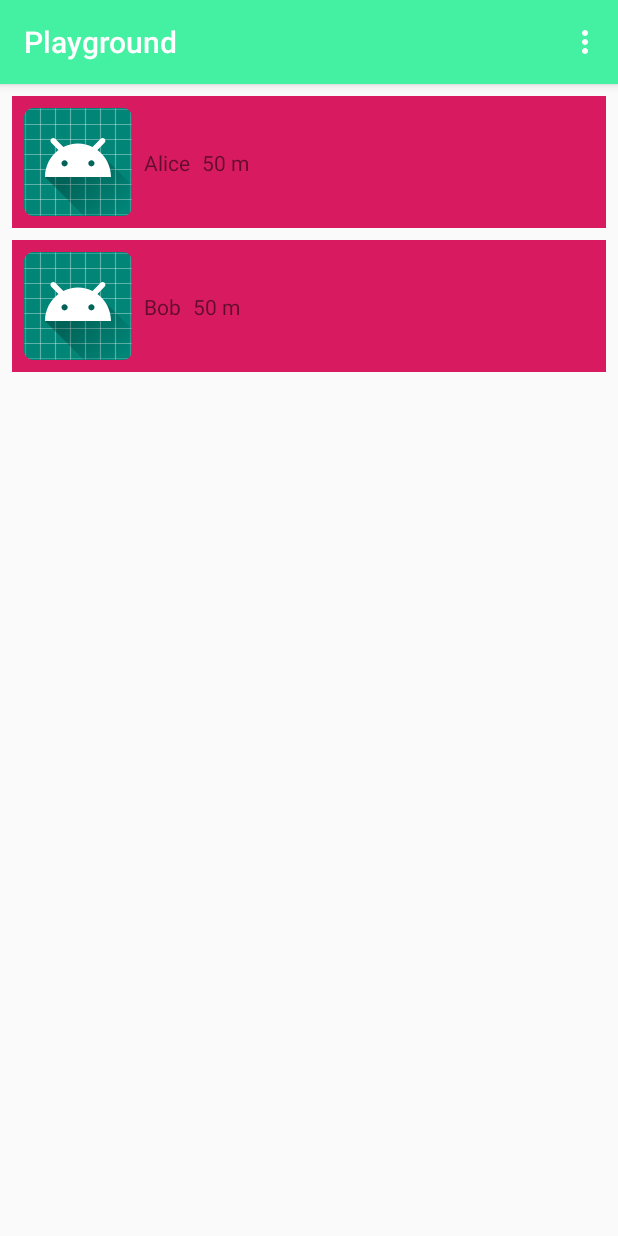
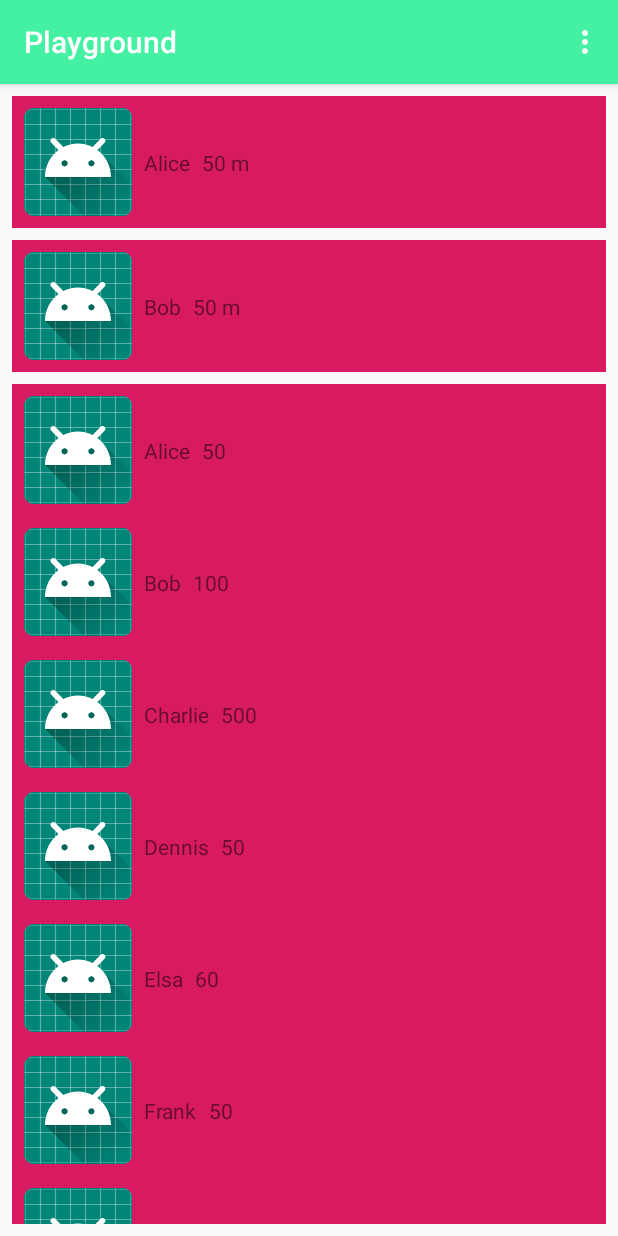
Before and after one commit to denkhan/Playground, an Android app: the screen it shows after launch (MainActivity), on a phone screen of 412 x 824 dp. Run offline under Robolectric (Android 15) with nearby library versions, the phone set to English and light mode, and no system bars.

Commit message:
Working on dynamic child list

```diff
--- a/app/build.gradle
+++ b/app/build.gradle
@@ -29,5 +29,6 @@ dependencies {
     testImplementation 'junit:junit:4.12'
     androidTestImplementation 'com.android.support.test:runner:1.0.2'
     androidTestImplementation 'com.android.support.test.espresso:espresso-core:3.0.2'
+    implementation 'com.android.support:recyclerview-v7:28.0.0'
 
 }
--- /dev/null
+++ b/app/src/main/java/com/example/playground/Adapter/ChildAdapter.java
@@ -0,0 +1,59 @@
+package com.example.playground.Adapter;
+
+import android.content.Context;
+import android.support.v7.widget.RecyclerView;
+import android.view.LayoutInflater;
+import android.view.View;
+import android.view.ViewGroup;
+import android.widget.TextView;
+
+import com.example.playground.Child;
+import com.example.playground.R;
+
+import java.util.List;
+
+public class ChildAdapter extends RecyclerView.Adapter<ChildAdapter.ViewHolder> {
+
+    private List<Child> mData;
+    private LayoutInflater mInflater;
+
+    // data is passed into the constructor
+    public ChildAdapter(Context context, List<Child> data) {
+        this.mInflater = LayoutInflater.from(context);
+        this.mData = data;
+    }
+
+    // inflates the row layout from xml when needed
+    @Override
+    public ViewHolder onCreateViewHolder(ViewGroup parent, int viewType) {
+        View view = mInflater.inflate(R.layout.child_item, parent, false);
+        return new ViewHolder(view);
+    }
+
+    // binds the data to the TextView in each row
+    @Override
+    public void onBindViewHolder(ViewHolder holder, int position) {
+        holder.child_distance.setText(Integer.toString(mData.get(position).getDist()));
+        holder.child_name.setText(mData.get(position).getname());
+
+    }
+
+    // total number of rows
+    @Override
+    public int getItemCount() {
+        return mData.size();
+    }
+
+
+    // stores and recycles views as they are scrolled off screen
+    public class ViewHolder extends RecyclerView.ViewHolder{
+        TextView child_name;
+        TextView child_distance;
+
+        ViewHolder(View itemView) {
+            super(itemView);
+            child_distance = itemView.findViewById(R.id.child_distance);
+            child_name = itemView.findViewById(R.id.child_name);
+        }
+    }
+}
--- /dev/null
+++ b/app/src/main/java/com/example/playground/Child.java
@@ -0,0 +1,14 @@
+package com.example.playground;
+
+public class Child {
+    private String name;
+    private int distance;
+    public Child(String name, int distance){
+        this.name = name;
+        this.distance = distance;
+    }
+
+    public String getname(){return name;}
+    public int getDist(){return distance;}
+
+}
--- a/app/src/main/java/com/example/playground/MainActivity.java
+++ b/app/src/main/java/com/example/playground/MainActivity.java
@@ -5,6 +5,8 @@ import android.os.Bundle;
 import android.support.design.widget.FloatingActionButton;
 import android.support.design.widget.Snackbar;
 import android.support.v7.app.AppCompatActivity;
+import android.support.v7.widget.LinearLayoutManager;
+import android.support.v7.widget.RecyclerView;
 import android.support.v7.widget.Toolbar;
 import android.view.View;
 import android.view.Menu;
@@ -12,7 +14,13 @@ import android.view.MenuItem;
 import android.view.ViewGroup;
 import android.widget.TextView;
 
+import com.example.playground.Adapter.ChildAdapter;
+
+import java.util.ArrayList;
+
 public class MainActivity extends AppCompatActivity {
+
+    ChildAdapter adapter;
 
     @Override
     protected void onCreate(Bundle savedInstanceState) {
@@ -23,21 +31,24 @@ public class MainActivity extends AppCompatActivity {
         Toolbar toolbar = findViewById(R.id.toolbar);
         setSupportActionBar(toolbar);
 
-        /*FloatingActionButton fab = findViewById(R.id.fab);
-        fab.setOnClickListener(new View.OnClickListener() {
-            @Override
-            public void onClick(View view) {
-                Snackbar.make(view, "Replace with your own action", Snackbar.LENGTH_LONG)
-                        .setAction("Action", null).show();
-            }
-        });*/
-        /*View view = findViewById(R.id.child_one);
 
-        view.setOnClickListener(openChild());
+        // data to populate the RecyclerView with
+        ArrayList<Child> Children = new ArrayList<>();
+        Children.add(new Child("Alice",50));
+        Children.add(new Child("Bob",100));
+        Children.add(new Child("Charlie",500));
+        Children.add(new Child("Dennis",50));
+        Children.add(new Child("Elsa",60));
+        Children.add(new Child("Frank",50));
+        Children.add(new Child("Greta",50));
 
-        View view1 = findViewById(R.id.child_two);
-        String name_two = "Bob";
-        view1.setOnClickListener(openChild(), name_two);*/
+        // set up the RecyclerView
+        RecyclerView recyclerView = findViewById(R.id.rv_child);
+        recyclerView.setLayoutManager(new LinearLayoutManager(this));
+        adapter = new ChildAdapter(this, Children);
+        recyclerView.setAdapter(adapter);
+
+
 
         View view = findViewById(R.id.child_one);
         TextView t = (TextView)view.findViewById(R.id.child_name);
--- a/app/src/main/res/layout/activity_main.xml
+++ b/app/src/main/res/layout/activity_main.xml
@@ -56,6 +56,20 @@
         android:id="@+id/child_two"
         />
 
+    <android.support.v7.widget.RecyclerView
+        android:id="@+id/rv_child"
+        android:layout_width="0dp"
+        android:layout_height="0dp"
+        android:layout_marginStart="8dp"
+        android:layout_marginLeft="8dp"
+        android:layout_marginTop="8dp"
+        android:layout_marginEnd="8dp"
+        android:layout_marginRight="8dp"
+        android:layout_marginBottom="8dp"
+        app:layout_constraintBottom_toBottomOf="parent"
+        app:layout_constraintEnd_toEndOf="parent"
+        app:layout_constraintStart_toStartOf="parent"
+        app:layout_constraintTop_toBottomOf="@+id/child_two" />
 
 
 </android.support.constraint.ConstraintLayout>
```
